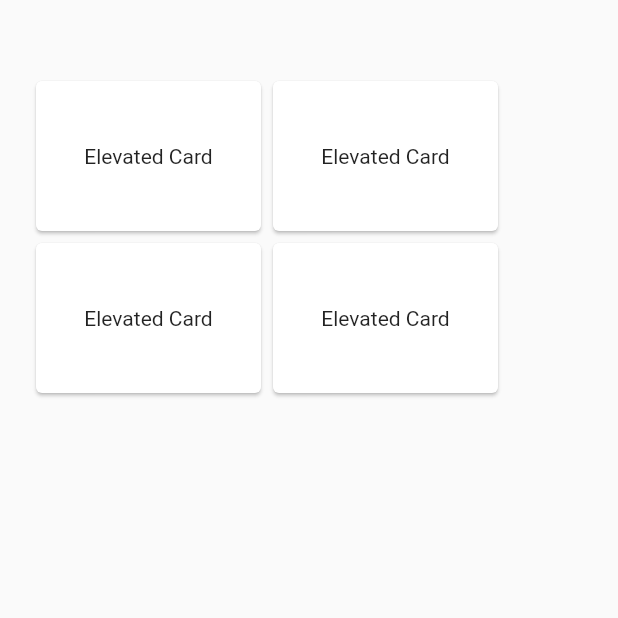
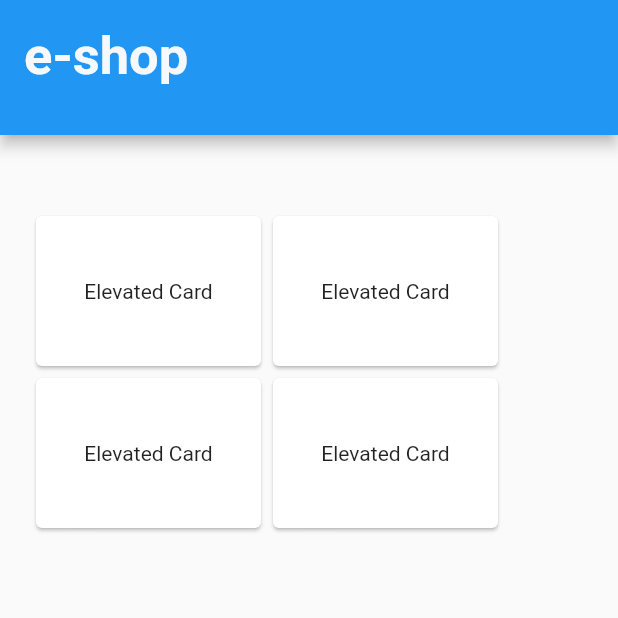
Before and after one commit to Khushi-035/e-shop, a Flutter app: the screen it shows once a user with an empty profile is signed in, on a phone screen of 412 x 824 dp, the top half of it. Run offline on Flutter 3.47's test engine with Material 2 defaults, Android fonts, the phone set to English and light mode, and no system bars; our stand-ins replace firebase_auth, firebase_core, get; accounts and stored records are empty; network calls fail; Roboto replaces fonts that are missing (Poppins-Bold).

Commit message:
Second commit

```diff
--- a/lib/controllers/auth_controller.dart
+++ b/lib/controllers/auth_controller.dart
@@ -23,7 +23,7 @@ class AuthController extends GetxController {
   }
 
   loginRedirect(User? user){
-    Timer(Duration(seconds:2), () {
+    Timer(Duration(seconds:isLogging? 0:2), () {
       if(user == null) {
         isLogging = false;
         update();
--- a/lib/pages/home_screen.dart
+++ b/lib/pages/home_screen.dart
@@ -17,6 +17,24 @@ class _HomeScreenState extends State<HomeScreen> {
       const SystemUiOverlayStyle(statusBarColor: Colors.black),
     );
     return Scaffold(
+      appBar: PreferredSize(
+          preferredSize: Size.fromHeight(90.0), // here the desired height
+          child: AppBar(
+        title: Padding(
+          padding: const EdgeInsets.only(top: 20),
+          child: const Text('e-shop',
+
+          style: TextStyle(
+
+                        fontFamily: 'Poppins-Bold',
+                        fontWeight: FontWeight.bold,
+                        fontSize: 35,
+                        color: Color(0xffF5F9FD),
+
+                      ),),
+        ),
+          ),
+      ),
 
       // appBar: Column(
       //   children: [
```
